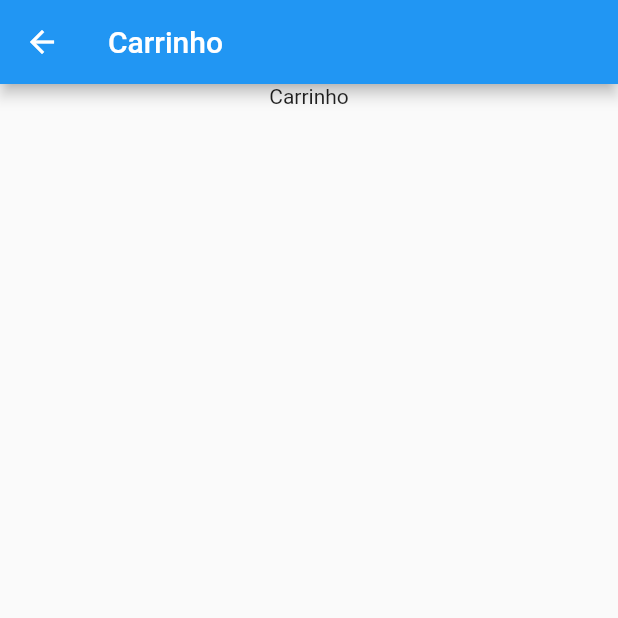
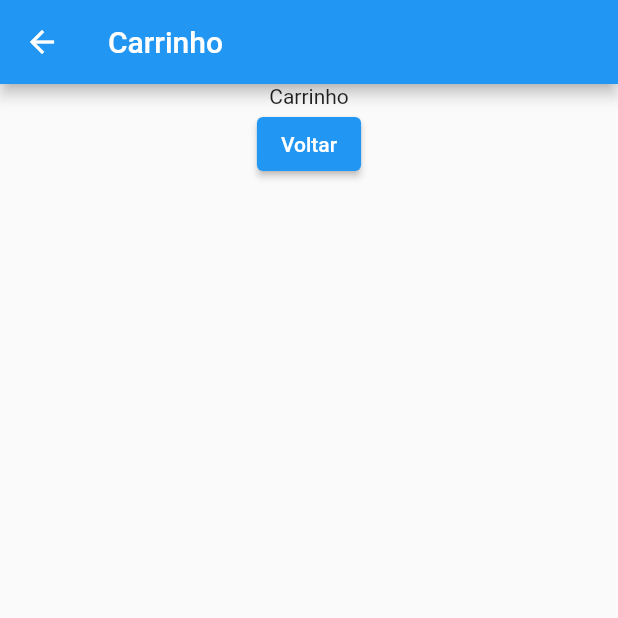
Before and after one commit to davMac606/nav_project, a Flutter app: the Cart screen opened by its route, on a phone screen of 412 x 824 dp, the top half of it. Run offline on Flutter 3.47's test engine with Material 2 defaults, Android fonts, the phone set to English and light mode, and no system bars.

Commit message:
Adicionados os botões de retorno

```diff
--- a/lib/shopping.dart
+++ b/lib/shopping.dart
@@ -8,10 +8,18 @@ class Cart extends StatelessWidget {
   @override
   Widget build(BuildContext context) {
     return Scaffold(
-      appBar: AppBar(
-        title: const Text('Carrinho')
-      ),
-      body: Center(child: Column(children: [Text("Carrinho")]),)
-    );
+        appBar: AppBar(title: const Text('Carrinho')),
+        body: Center(
+          child: Column(
+            children: [
+              Text("Carrinho"),
+              ElevatedButton(
+                  onPressed: () {
+                    Navigator.pop(context);
+                  },
+                  child: const Text("Voltar"))
+            ],
+          ),
+        ));
   }
 }
```
Also changed, not shown: lib/fav.dart (+11 -5 lines), lib/person.dart (+11 -7 lines).
